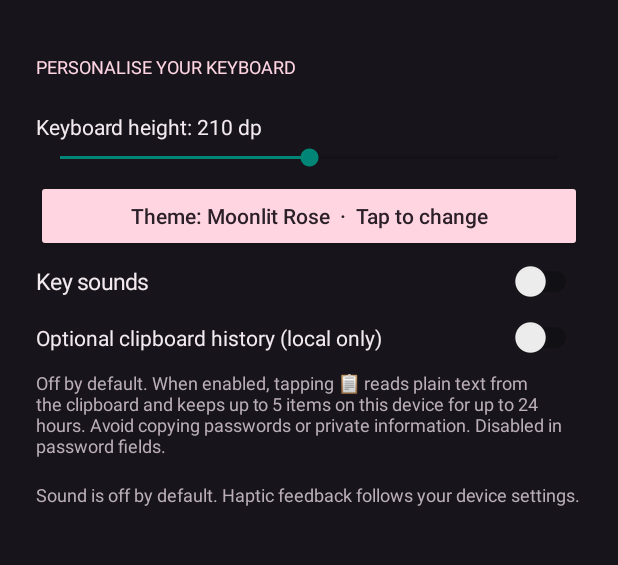
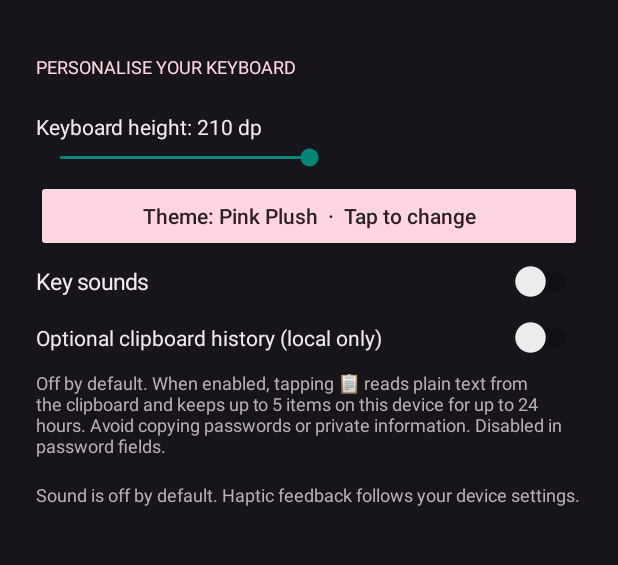
Before and after one commit to taimiyatahsin/MoonMew-Keyboard, an Android app: the screen it shows after launch (SetupActivity), on a phone screen of 412 x 824 dp, the part 518-1083 px from its top. Run offline under Robolectric (Android 15) with nearby library versions, the phone set to English and light mode, and no system bars.

Commit message:
Add Pink Plush and Glass Candy theme options

```diff
--- a/app/src/main/java/com/moonmew/keyboard/SetupActivity.kt
+++ b/app/src/main/java/com/moonmew/keyboard/SetupActivity.kt
@@ -81,10 +81,10 @@ class SetupActivity : Activity() {
                 override fun onStopTrackingTouch(seekBar: SeekBar?) {}
             })
         }
-        val themeNames = listOf("Moonlit Rose", "Midnight Blue", "Lavender Dream")
+        val themeNames = listOf("Pink Plush", "Moonlit Blue", "Lavender Dream", "Glass Candy")
         lateinit var themeButton: Button
-        themeButton = actionButton("Theme: " + themeNames[preferences.getInt("theme_id", if (preferences.getBoolean("rose_theme", true)) 0 else 1).coerceIn(0, 2)] + "  ·  Tap to change") {
-            val current = preferences.getInt("theme_id", if (preferences.getBoolean("rose_theme", true)) 0 else 1).coerceIn(0, 2)
+        themeButton = actionButton("Theme: " + themeNames[preferences.getInt("theme_id", if (preferences.getBoolean("rose_theme", true)) 0 else 1).coerceIn(0, 3)] + "  ·  Tap to change") {
+            val current = preferences.getInt("theme_id", if (preferences.getBoolean("rose_theme", true)) 0 else 1).coerceIn(0, 3)
             val next = (current + 1) % themeNames.size
             preferences.edit().putInt("theme_id", next).putBoolean("rose_theme", next == 0).apply()
             themeButton.text = "Theme: " + themeNames[next] + "  ·  Tap to change"
```
